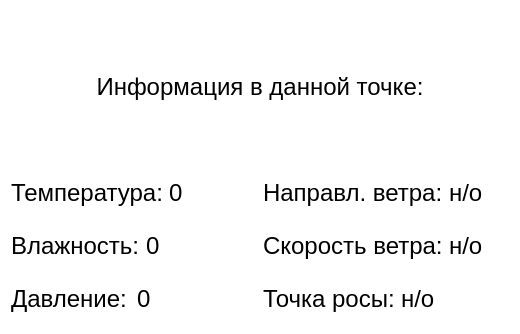
Above: source code/averagenum.ui from 3614N/weather-forecast before the change. Below: the same form after it.
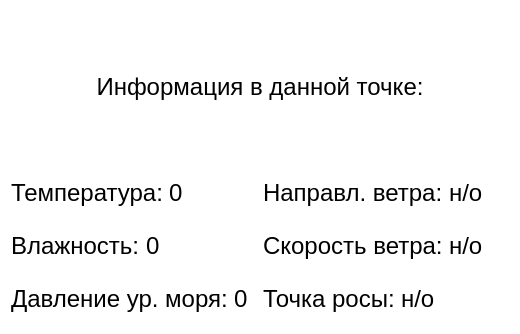
That is the form after the change.

```diff
--- a/source code/averagenum.ui
+++ b/source code/averagenum.ui
@@ -72,7 +72,7 @@
            <item>
             <widget class="QLabel" name="label_4">
              <property name="text">
-              <string>&lt;html&gt;&lt;head/&gt;&lt;body&gt;&lt;p&gt;&lt;span style=&quot; font-size:18pt;&quot;&gt;Давление:&lt;/span&gt;&lt;/p&gt;&lt;/body&gt;&lt;/html&gt;</string>
+              <string>&lt;html&gt;&lt;head/&gt;&lt;body&gt;&lt;p&gt;&lt;span style=&quot; font-size:18pt;&quot;&gt;Давление ур. моря:&lt;/span&gt;&lt;/p&gt;&lt;/body&gt;&lt;/html&gt;</string>
              </property>
             </widget>
            </item>
```
